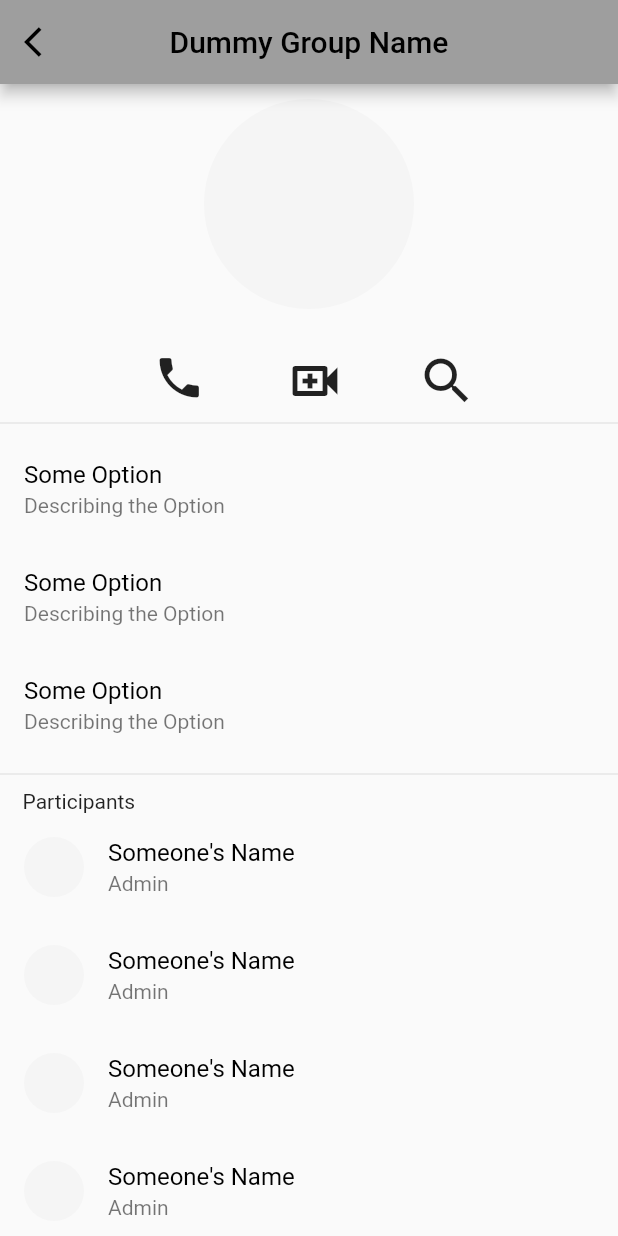
After one commit to ANPramodya/Unity, a Flutter app: the GroupDetailsScreen screen opened directly, on a phone screen of 412 x 824 dp. The commit adds this screen. Run offline on Flutter 3.47's test engine with Material 2 defaults, Android fonts, the phone set to English and light mode, and no system bars; our stand-ins replace bloc, cached_network_image, equatable, flutter_bloc, hydrated_bloc; network calls fail.

Commit message:
group details ui

```diff
--- /dev/null
+++ b/lib/features/chat/ui/group_chat/group_details_screen.dart
@@ -0,0 +1,127 @@
+import 'package:flutter/material.dart';
+
+class GroupDetailsScreen extends StatelessWidget {
+  const GroupDetailsScreen({super.key});
+
+  @override
+  Widget build(BuildContext context) {
+    return Scaffold(
+      appBar: AppBar(
+        leading: IconButton(
+            onPressed: () {
+              Navigator.of(context).pop();
+            },
+            icon: const Icon(Icons.arrow_back_ios)),
+        title: const Text('Dummy Group Name'),
+        centerTitle: true,
+      ),
+      body: SingleChildScrollView(
+        child: Column(
+          // crossAxisAlignment: CrossAxisAlignment.center,
+          children: [
+            const SizedBox(
+              height: 10.0,
+            ),
+            const Center(
+              child: CircleAvatar(
+                radius: 70.0,
+              ),
+            ),
+            const SizedBox(
+              height: 20.0,
+            ),
+            Row(
+              mainAxisAlignment: MainAxisAlignment.center,
+              crossAxisAlignment: CrossAxisAlignment.center,
+              children: [
+                IconButton(
+                    onPressed: () {},
+                    icon: const Icon(
+                      Icons.phone,
+                      size: 35.0,
+                    )),
+                const SizedBox(
+                  width: 40.0,
+                ),
+                IconButton(
+                    onPressed: () {},
+                    icon: const Icon(
+                      Icons.video_call_outlined,
+                      size: 40.0,
+                    )),
+                const SizedBox(
+                  width: 40.0,
+                ),
+                IconButton(
+                    onPressed: () {},
+                    icon: const Icon(
+                      Icons.search_outlined,
+                      size: 40.0,
+                    ))
+              ],
+            ),
+            const Divider(),
+            const ListTile(
+              title: Text('Some Option'),
+              subtitle: Text('Describing the Option'),
+            ),
+            const ListTile(
+              title: Text('Some Option'),
+              subtitle: Text('Describing the Option'),
+            ),
+            const ListTile(
+              title: Text('Some Option'),
+              subtitle: Text('Describing the Option'),
+            ),
+            const Divider(
+              height: 20.0,
+            ),
+            const Padding(
+              padding: EdgeInsets.only(left: 15.0),
+              child: Row(
+                children: [
+                  Text(
+                    'Participants',
+                  ),
+                  Expanded(child: SizedBox())
+                ],
+              ),
+            ),
+            ListView.builder(
+                shrinkWrap: true,
+                physics: const NeverScrollableScrollPhysics(),
+                itemCount: 20,
+                itemBuilder: ((context, index) => const ListTile(
+                      leading: CircleAvatar(),
+                      title: Text('Someone\'s Name '),
+                      subtitle: Text('Admin'),
+                    ))),
+            Divider(),
+            ListTile(
+              // tileColor: Colors.grey[600],
+              leading: Icon(
+                Icons.logout_outlined,
+                color: Colors.redAccent,
+              ),
+              title: Text(
+                'Leave Group',
+                style: TextStyle(color: Colors.redAccent),
+              ),
+            ),
+            Divider(
+              height: 0.0,
+            ),
+            ListTile(
+              // tileColor: Colors.grey[600],
+              leading: Icon(Icons.flag_circle_rounded, color: Colors.redAccent),
+              title: Text(
+                'Report Group',
+                style: TextStyle(color: Colors.redAccent),
+              ),
+            )
+          ],
+        ),
+      ),
+    );
+  }
+}
--- a/lib/features/profile/ui/profile_screen.dart
+++ b/lib/features/profile/ui/profile_screen.dart
@@ -43,7 +43,7 @@ class ProfileScreen extends StatelessWidget {
         ),
         SizedBox(
           height: 50.0,
-          width: MediaQuery.of(context).size.width * 0.9,
+          width: MediaQuery.of(context).size.width * 0.5,
           child: OutlinedButton(
               onPressed: () {
                 Navigator.push(context,
```
Also changed, not shown: lib/features/chat/ui/chat_main_screen.dart (+4 -4 lines), lib/features/chat/ui/group_chat/group_chat_screen.dart (added, +47 -0 lines), lib/features/chat/ui/group_chat/group_chat_tab_screen.dart (added, +29 -0 lines), lib/features/chat/ui/group_chat_tab_screen.dart (deleted, +0 -22 lines), lib/features/chat/ui/individual_chat/individual_chat_tab_screen.dart (renamed from lib/features/chat/ui/individual_chat_tab_screen.dart), lib/features/chat/ui/jobs/job_post_tab_screen.dart (renamed from lib/features/chat/ui/job_post_tab_screen.dart).
